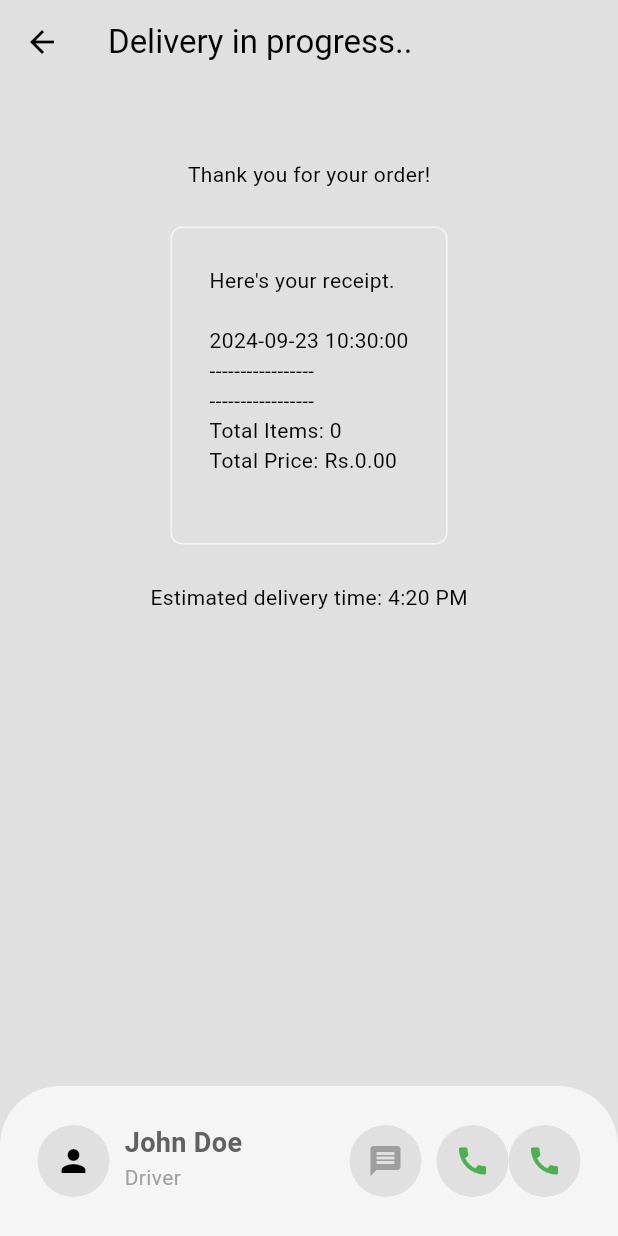
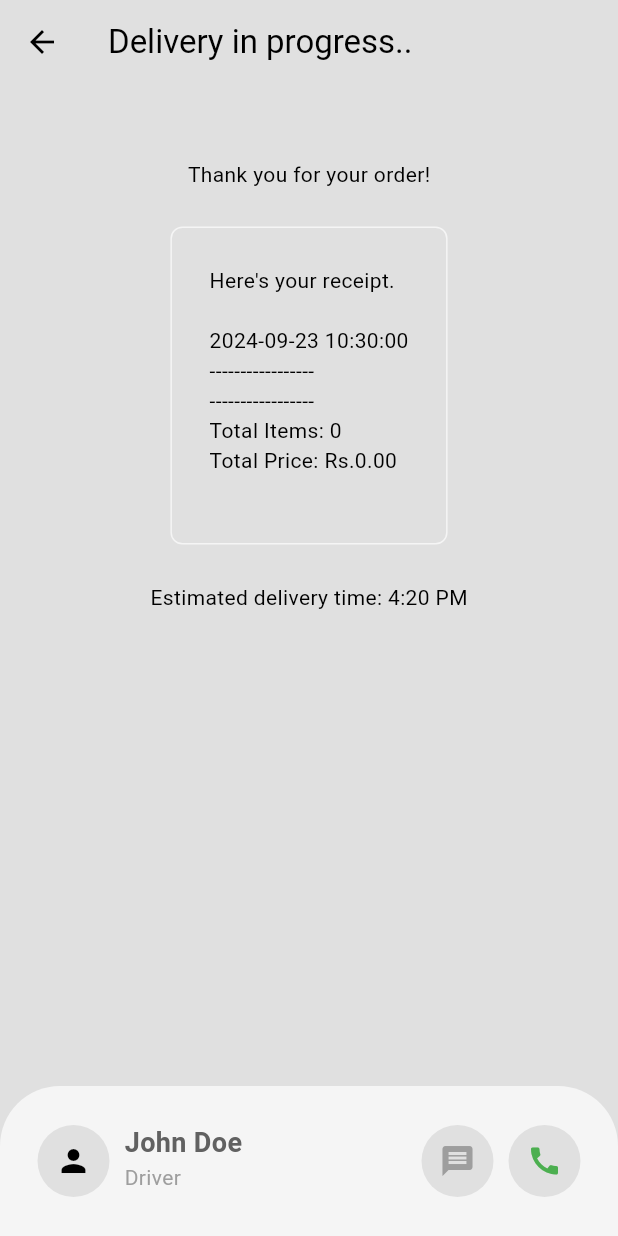
Before and after one commit to iAmitJambhulkar/Cuisine-Quest--food-delivery-app, a Flutter app: the DeliveryProgressPage screen opened directly, on a phone screen of 412 x 824 dp. Run offline on Flutter 3.47's test engine with Material 3 defaults, Android fonts, the light colour scheme and no system bars; our stand-ins replace flutter_credit_card.

Commit message:
Update delivery_progress_page.dart

```diff
--- a/lib/pages/delivery_progress_page.dart
+++ b/lib/pages/delivery_progress_page.dart
@@ -97,17 +97,6 @@ class DeliveryProgressPage extends StatelessWidget {
                     color: Colors.green,
                   ),
                 ),
-                Container(
-                  decoration: BoxDecoration(
-                    color: Theme.of(context).colorScheme.surface,
-                    shape: BoxShape.circle,
-                  ),
-                  child: IconButton(
-                    onPressed: () {},
-                    icon: const Icon(Icons.call),
-                    color: Colors.green,
-                  ),
-                ),
               ],
             ),
           ],
```
